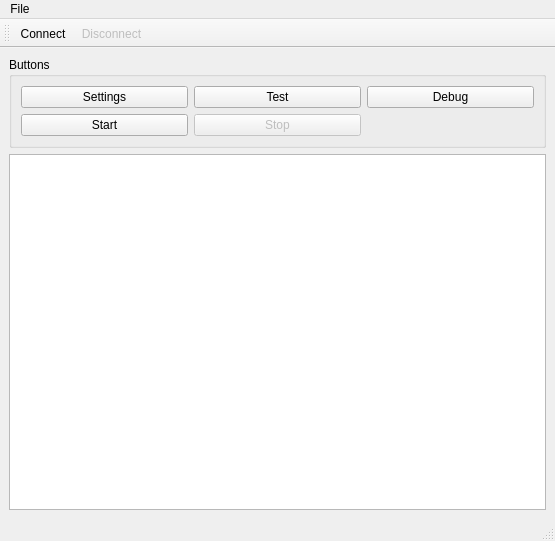
Qt form gui/design.ui (DaveA50/wfs) before a commit.
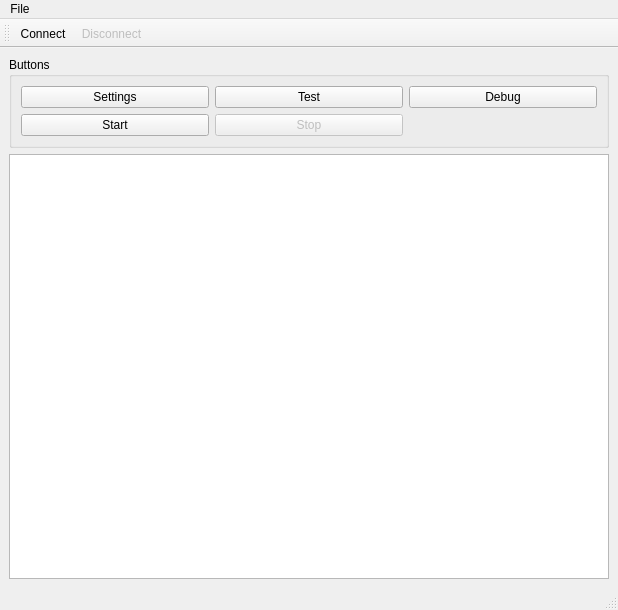
The same form after that commit.

Commit message: Start adding graphing or zernike and last 100 RoC

Diff of the .ui file:
```diff
--- a/gui/design.ui
+++ b/gui/design.ui
@@ -6,8 +6,8 @@
    <rect>
     <x>0</x>
     <y>0</y>
-    <width>555</width>
-    <height>541</height>
+    <width>618</width>
+    <height>610</height>
    </rect>
   </property>
   <property name="windowTitle">
@@ -72,7 +72,7 @@
     <rect>
      <x>0</x>
      <y>0</y>
-     <width>555</width>
+     <width>618</width>
      <height>21</height>
     </rect>
    </property>
```
The commit also changes 2 other files.
